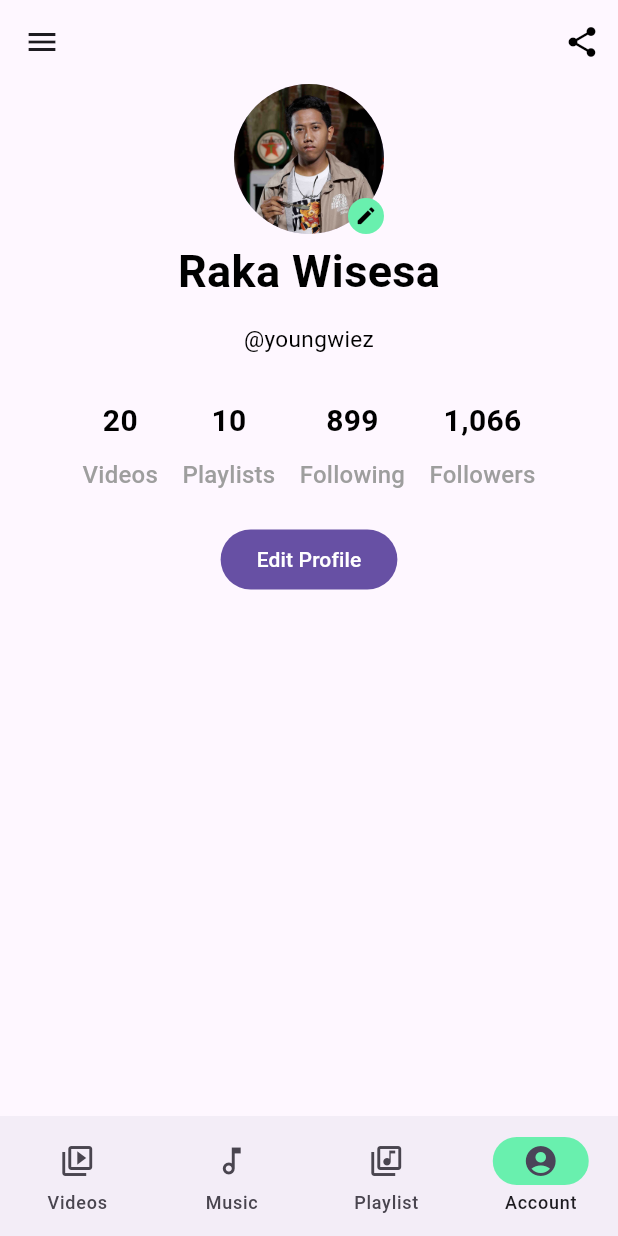
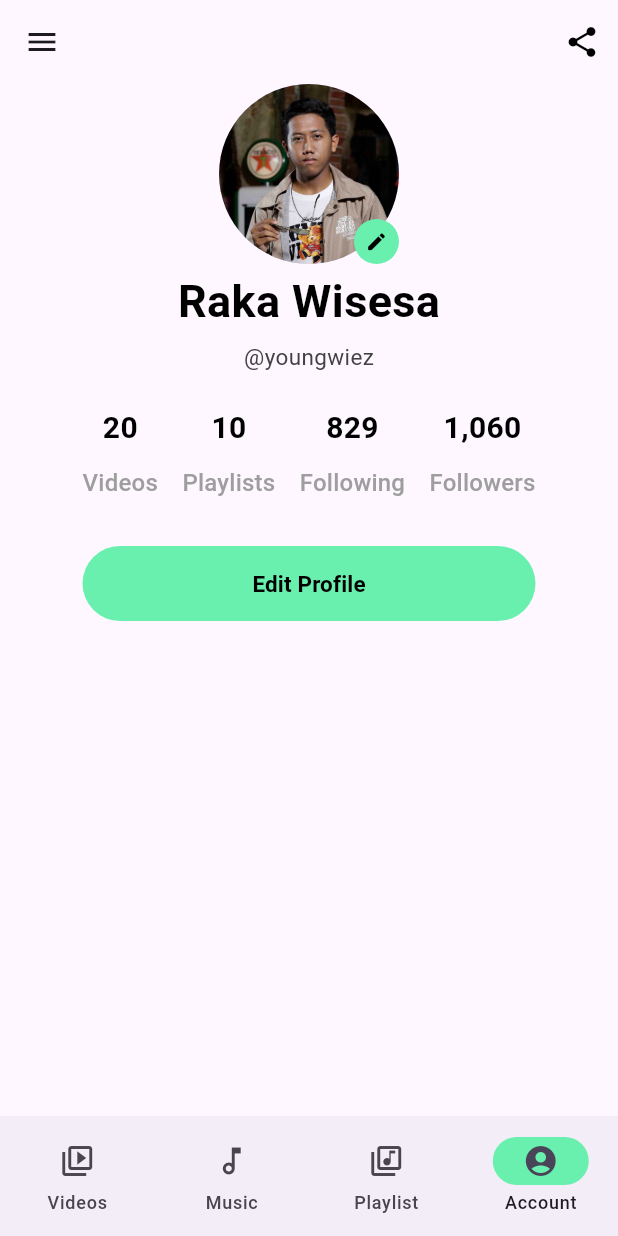
Before and after one commit to youngwiez/vimus_app, a Flutter app: the screen it shows after launch, item 4 of the bottom bar chosen, on a phone screen of 412 x 824 dp. Run offline on Flutter 3.47's test engine with Material 3 defaults, Android fonts, the phone set to English and light mode, and no system bars; our stand-ins replace audio_video_progress_bar, carousel_slider.

Commit message:
Modify: Edit profile button on account_page.dart

```diff
--- /dev/null
+++ b/lib/components/custom_button.dart
@@ -0,0 +1,7 @@
+import 'package:flutter/material.dart';
+
+final ButtonStyle buttonPrimary = ElevatedButton.styleFrom(
+  minimumSize: Size(330, 50),
+  backgroundColor: Colors.greenAccent,
+  elevation: 0,
+);
--- a/lib/pages/account_page.dart
+++ b/lib/pages/account_page.dart
@@ -1,5 +1,6 @@
 import 'package:flutter/material.dart';
 import 'package:vimus/components/vimus_drawer.dart';
+import 'package:vimus/components/custom_button.dart';
 
 /// Class halaman akun
 class AccountPage extends StatelessWidget {
@@ -51,7 +52,7 @@ class _ContentState extends State<Content> {
                     children: [
                       /// Profile picture
                       const CircleAvatar(
-                        radius: 50,
+                        radius: 60,
                         backgroundImage: AssetImage('images/profile_pict.jpg'),
                       ),
 
@@ -59,7 +60,7 @@ class _ContentState extends State<Content> {
                       InkWell(
                         onTap: () {},
                         child: const CircleAvatar(
-                          radius: 12,
+                          radius: 15,
                           backgroundColor: Colors.greenAccent,
                           child: Icon(Icons.edit_rounded,
                             size: 15,
@@ -70,10 +71,12 @@ class _ContentState extends State<Content> {
                     ],
                   ),
 
-                  /// Nama akun
+                  /// Nama akun dan username
                   Padding(
                     padding: const EdgeInsets.all(3.0),
-                    child: Text(
+                    child: Column(
+                      children: [
+                        Text(
                           'Raka Wisesa',
                           style: TextStyle(
                             fontSize: 30,
@@ -81,27 +84,18 @@ class _ContentState extends State<Content> {
                             color: Colors.black,
                           ),
                         ),
-                  ),
-
-                  /// Username
-                  Row(
-                    mainAxisAlignment: MainAxisAlignment.center,
-                    children: <Widget>[
-                      Expanded(
-                        child: Padding(
-                          padding: const EdgeInsets.symmetric(vertical: 10.0, horizontal: 50.0),
-                          child: Text(
+                        SizedBox(height: 5), // Spasi antara teks utama dan subtitle
+                        Text(
                           '@youngwiez',
-                            textAlign: TextAlign.center,
                           style: TextStyle(
                             fontSize: 15,
-                              color: Colors.black,
-                            ),
-                          ),
+                            color: Colors.grey.shade800, // Mengatur warna abu-abu untuk subtitle
                           ),
                         ),
                       ],
                     ),
+                  ),
+
                   const SizedBox(height: 20),
                   Row(
                     mainAxisAlignment: MainAxisAlignment.spaceBetween,
@@ -126,7 +120,6 @@ class _ContentState extends State<Content> {
                                 .copyWith(color: Colors.grey,
                             ),
                           ),
-
                         ],
                       ),
 
@@ -157,7 +150,7 @@ class _ContentState extends State<Content> {
                       Column(
                         children: [
                           Text(
-                            '899',
+                            '829',
                             style: TextStyle(
                               fontSize: 20,
                               fontWeight: FontWeight.bold,
@@ -181,7 +174,7 @@ class _ContentState extends State<Content> {
                       Column(
                         children: [
                           Text(
-                            '1,066',
+                            '1,060',
                             style: TextStyle(
                               fontSize: 20,
                               fontWeight: FontWeight.bold,
@@ -201,14 +194,21 @@ class _ContentState extends State<Content> {
                       ),
                     ],
                   ),
-                  const SizedBox(height: 20),
+                  const SizedBox(height: 30),
 
                   /// Button edit profil
                   Column(
                     children: <Widget>[
-                      FilledButton(
+                      ElevatedButton(
+                        style: buttonPrimary,
                         onPressed: () {},
-                        child: const Text('Edit Profile'),
+                        child: const Text('Edit Profile',
+                          style: TextStyle(
+                            fontSize: 15,
+                            fontWeight: FontWeight.bold,
+                            color: Colors.black,
+                          ),
+                        ),
                       ),
                     ],
                   ),
@@ -217,7 +217,6 @@ class _ContentState extends State<Content> {
             ),
           ),
           const SizedBox(height: 20),
-
         ],
       ),
     );
```
Lines whose indentation alone changed are shown as unchanged.
